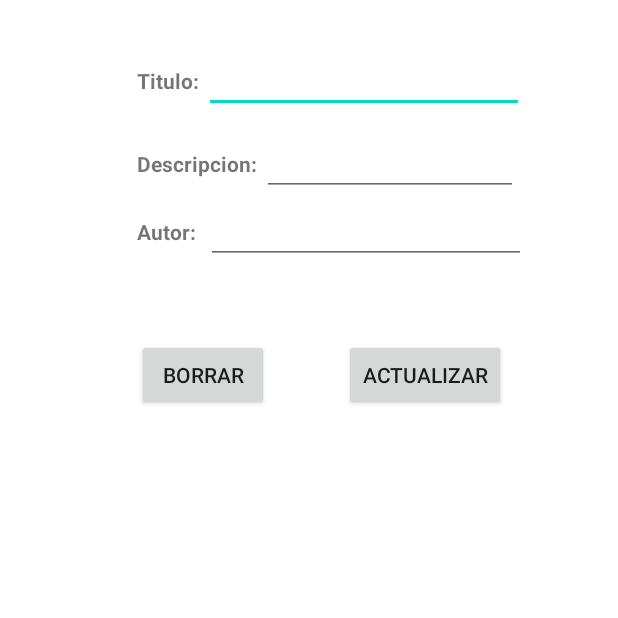
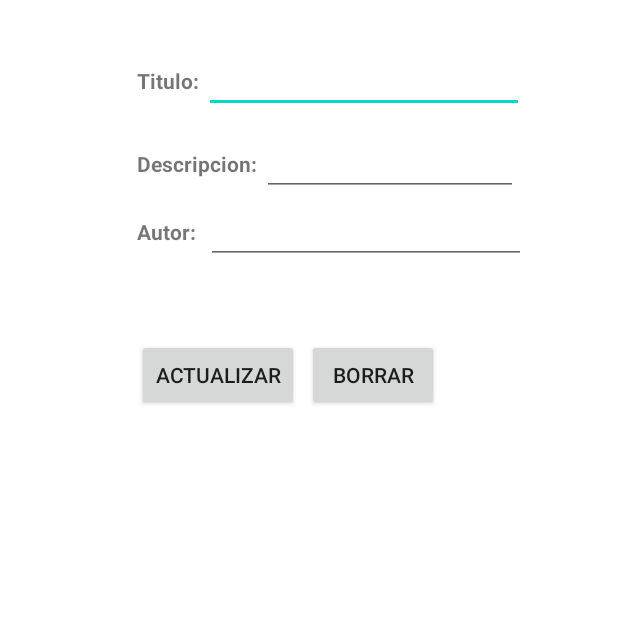
Before and after one commit to Matheo-ceron15/EvalPractica2, an Android app: the screen it shows after launch (VistaNota), on a phone screen of 412 x 824 dp, the top half of it. Run offline under Robolectric (Android 15) with nearby library versions, the phone set to English and light mode, and no system bars.

```diff
--- a/app/src/main/AndroidManifest.xml
+++ b/app/src/main/AndroidManifest.xml
@@ -18,6 +18,7 @@
 
                 <category android:name="android.intent.category.LAUNCHER" />
             </intent-filter>
+
         </activity>
 
 
@@ -33,6 +34,7 @@
             android:name=".MainActivity"
             android:exported="true">
 
+
         </activity>
     </application>
 
--- a/app/src/main/java/com/itca/evalpractica2/OpenHelper.java
+++ b/app/src/main/java/com/itca/evalpractica2/OpenHelper.java
@@ -15,7 +15,8 @@ public class OpenHelper extends SQLiteOpenHelper {
 
     @Override
     public void onCreate(SQLiteDatabase bd) {
-        bd.execSQL("create table tb_Notas (id int primary key autoincrement, Titulo text, Descripcion text, Autor text)");
+        bd.execSQL("create table tb_Notas (id INTEGER PRIMARY KEY, Titulo text, Descripcion text, Autor text)");
+//        bd.execSQL("Insert into tb_Notas values(Null,"","","")");
     }
 
     @Override
--- a/app/src/main/java/com/itca/evalpractica2/VistaNota.java
+++ b/app/src/main/java/com/itca/evalpractica2/VistaNota.java
@@ -28,7 +28,6 @@ public class VistaNota extends Activity {
 
         btn1 = findViewById(R.id.btn_borrar);
         btn2 = findViewById(R.id.btn_actualizar);
-        btn3 = findViewById(R.id.buscarCod);
 
     }
 
--- a/app/src/main/res/layout/activity_vista_nota.xml
+++ b/app/src/main/res/layout/activity_vista_nota.xml
@@ -86,28 +86,23 @@
             android:layout_height="wrap_content"
             android:layout_marginTop="50dp"
             android:orientation="horizontal">
-            <Button
-                android:id="@+id/btn_borrar"
-                android:layout_width="wrap_content"
-                android:layout_height="wrap_content"
-                android:onClick="borrar"
-                android:text="Borrar"/>
+
             <Button
                 android:id="@+id/btn_actualizar"
                 android:layout_width="wrap_content"
                 android:layout_height="wrap_content"
-                android:layout_marginStart="50dp"
                 android:onClick="actualizar"
                 android:text="Actualizar"
 
                 />
+            <Button
+                android:layout_width="wrap_content"
+                android:layout_height="wrap_content"
+                android:id="@+id/btn_borrar"
+                android:layout_marginStart="5dp"
+                android:text="Borrar"
+                />
         </LinearLayout>
-<!--        <Button-->
-<!--            android:id="@+id/buscarCod"-->
-<!--            android:onClick="buscarCod"-->
-<!--            android:layout_width="match_parent"-->
-<!--            android:layout_height="match_parent"-->
-<!--            android:text="b codigo"/>-->
     </LinearLayout>
 
 </LinearLayout>
--- a/app/src/main/res/values/colors.xml
+++ b/app/src/main/res/values/colors.xml
@@ -1,7 +1,7 @@
 <?xml version="1.0" encoding="utf-8"?>
 <resources>
     <color name="purple_200">#FFBB86FC</color>
-    <color name="purple_500">#FF6200EE</color>
+    <color name="purple_500">#EE0000</color>
     <color name="purple_700">#FF3700B3</color>
     <color name="teal_200">#FF03DAC5</color>
     <color name="teal_700">#FF018786</color>
```
Also changed, not shown: app/src/main/res/drawable-v24/buttonshape.xml (added, +31 -0 lines).
